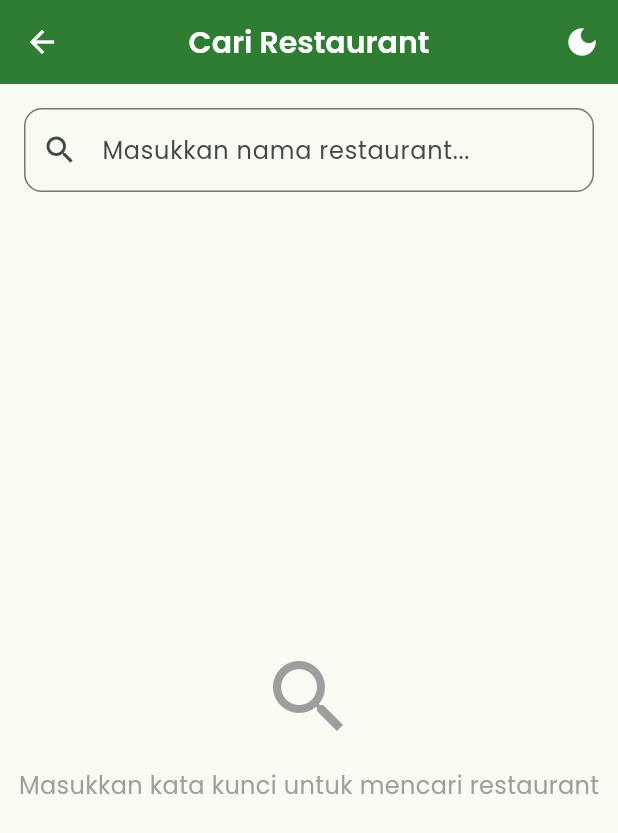
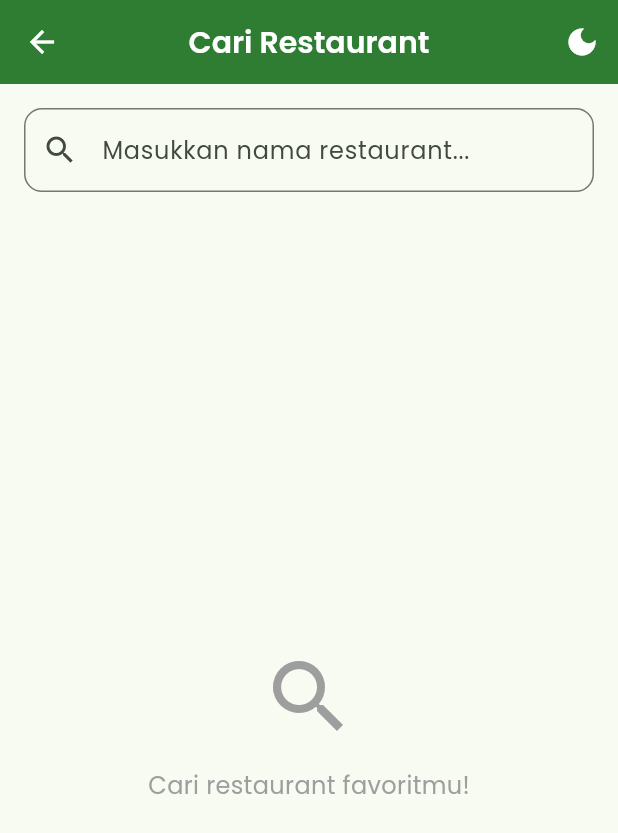
Before and after one commit to Drmobkey/restaurant-app, a Flutter app: the screen it shows after launch, after a tap on the "search" icon, on a phone screen of 412 x 824 dp. Shown: the top 833 px of the screen. Run offline on Flutter 3.47's test engine with Material 3 defaults, Android fonts, the phone set to English and light mode, and no system bars; our stand-ins replace cached_network_image, google_fonts; network calls fail.

Commit message:
perbaikan 1

```diff
--- a/lib/main.dart
+++ b/lib/main.dart
@@ -2,6 +2,8 @@ import 'package:flutter/material.dart';
 import 'package:provider/provider.dart';
 import 'providers/theme_provider.dart';
 import 'providers/restaurant_provider.dart';
+import 'providers/navigation_provider.dart';
+import 'providers/search_ui_provider.dart';
 import 'services/api_service.dart';
 import 'themes/app_theme.dart';
 import 'screens/restaurant_list_screen.dart';
@@ -16,9 +18,12 @@ class MyApp extends StatelessWidget {
 
   @override
   Widget build(BuildContext context) {
-    return MultiProvider(
+    return // Di bagian MultiProvider, tambahkan:
+    MultiProvider(
       providers: [
         ChangeNotifierProvider(create: (_) => ThemeProvider()),
+        ChangeNotifierProvider(create: (_) => NavigationProvider()),
+        ChangeNotifierProvider(create: (_) => SearchUIProvider()),
         ChangeNotifierProvider(
           create: (_) => RestaurantProvider(ApiService()),
         ),
@@ -41,46 +46,35 @@ class MyApp extends StatelessWidget {
   }
 }
 
-class MainScreen extends StatefulWidget {
+class MainScreen extends StatelessWidget {
   const MainScreen({super.key});
 
-  @override
-  State<MainScreen> createState() => _MainScreenState();
-}
-
-class _MainScreenState extends State<MainScreen> {
-  int _currentIndex = 0;
-
-  final List<Widget> _screens = [
-    const RestaurantListScreen(),
-    const SearchScreen(),
-  ];
+  final List<Widget> _screens = const [RestaurantListScreen(), SearchScreen()];
 
   @override
   Widget build(BuildContext context) {
+    return Consumer<NavigationProvider>(
+      builder: (context, navigationProvider, child) {
         return Scaffold(
           body: IndexedStack(
-        index: _currentIndex,
+            index: navigationProvider.currentIndex,
             children: _screens,
           ),
           bottomNavigationBar: BottomNavigationBar(
-        currentIndex: _currentIndex,
+            currentIndex: navigationProvider.currentIndex,
             onTap: (index) {
-          setState(() {
-            _currentIndex = index;
-          });
+              navigationProvider.setIndex(index);
             },
             items: const [
               BottomNavigationBarItem(
                 icon: Icon(Icons.restaurant),
                 label: 'Restaurant',
               ),
-          BottomNavigationBarItem(
-            icon: Icon(Icons.search),
-            label: 'Cari',
-          ),
+              BottomNavigationBarItem(icon: Icon(Icons.search), label: 'Cari'),
             ],
           ),
         );
+      },
+    );
   }
 }
--- a/lib/models/restaurant_detail.dart
+++ b/lib/models/restaurant_detail.dart
@@ -101,11 +101,7 @@ class CustomerReview {
   }
 
   Map<String, dynamic> toJson() {
-    return {
-      'name': name,
-      'review': review,
-      'date': date,
-    };
+    return {'name': name, 'review': review, 'date': date};
   }
 }
 
--- /dev/null
+++ b/lib/providers/navigation_provider.dart
@@ -0,0 +1,12 @@
+import 'package:flutter/material.dart';
+
+class NavigationProvider extends ChangeNotifier {
+  int _currentIndex = 0;
+
+  int get currentIndex => _currentIndex;
+
+  void setIndex(int index) {
+    _currentIndex = index;
+    notifyListeners();
+  }
+}
--- a/lib/providers/restaurant_provider.dart
+++ b/lib/providers/restaurant_provider.dart
@@ -32,12 +32,15 @@ class RestaurantProvider extends ChangeNotifier {
 
   // Fetch restaurant detail
   Future<void> fetchRestaurantDetail(String id) async {
-    print('Provider: Starting to fetch restaurant detail for ID: $id'); // Debug log
+    print(
+      'Provider: Starting to fetch restaurant detail for ID: $id',
+    ); // Debug log
     _restaurantDetailState = RestaurantDetailLoading();
     notifyListeners();
 
     try {
-      final restaurant = await _apiService.getRestaurantDetail(id)
+      final restaurant = await _apiService
+          .getRestaurantDetail(id)
           .timeout(const Duration(seconds: 15)); // Tambahkan timeout
       _restaurantDetailState = RestaurantDetailLoaded(restaurant);
       print('Provider: Successfully loaded restaurant detail'); // Debug log
@@ -97,18 +100,25 @@ abstract class RestaurantListState {
   }) {
     if (this is RestaurantListInitial) return initial();
     if (this is RestaurantListLoading) return loading();
-    if (this is RestaurantListLoaded) return success((this as RestaurantListLoaded).restaurants);
-    if (this is RestaurantListError) return error((this as RestaurantListError).message);
+    if (this is RestaurantListLoaded) {
+      return success((this as RestaurantListLoaded).restaurants);
+    }
+    if (this is RestaurantListError) {
+      return error((this as RestaurantListError).message);
+    }
     throw Exception('Unknown state');
   }
 }
 
 class RestaurantListInitial extends RestaurantListState {}
+
 class RestaurantListLoading extends RestaurantListState {}
+
 class RestaurantListLoaded extends RestaurantListState {
   final List<Restaurant> restaurants;
   RestaurantListLoaded(this.restaurants);
 }
+
 class RestaurantListError extends RestaurantListState {
   final String message;
   RestaurantListError(this.message);
@@ -124,18 +134,25 @@ abstract class RestaurantDetailState {
   }) {
     if (this is RestaurantDetailInitial) return initial();
     if (this is RestaurantDetailLoading) return loading();
-    if (this is RestaurantDetailLoaded) return success((this as RestaurantDetailLoaded).restaurant);
-    if (this is RestaurantDetailError) return error((this as RestaurantDetailError).message);
+    if (this is RestaurantDetailLoaded) {
+      return success((this as RestaurantDetailLoaded).restaurant);
+    }
+    if (this is RestaurantDetailError) {
+      return error((this as RestaurantDetailError).message);
+    }
     throw Exception('Unknown state');
   }
 }
 
 class RestaurantDetailInitial extends RestaurantDetailState {}
+
 class RestaurantDetailLoading extends RestaurantDetailState {}
+
 class RestaurantDetailLoaded extends RestaurantDetailState {
   final RestaurantDetail restaurant;
   RestaurantDetailLoaded(this.restaurant);
 }
+
 class RestaurantDetailError extends RestaurantDetailState {
   final String message;
   RestaurantDetailError(this.message);
@@ -151,19 +168,24 @@ abstract class SearchState {
   }) {
     if (this is SearchInitial) return initial();
     if (this is SearchLoading) return loading();
-    if (this is SearchLoaded) return success((this as SearchLoaded).restaurants);
+    if (this is SearchLoaded) {
+      return success((this as SearchLoaded).restaurants);
+    }
     if (this is SearchError) return error((this as SearchError).message);
     throw Exception('Unknown state');
   }
 }
 
 class SearchInitial extends SearchState {}
+
 class SearchLoading extends SearchState {}
+
 class SearchLoaded extends SearchState {
   final List<Restaurant> restaurants;
   final int founded;
   SearchLoaded(this.restaurants, this.founded);
 }
+
 class SearchError extends SearchState {
   final String message;
   SearchError(this.message);
--- /dev/null
+++ b/lib/providers/search_ui_provider.dart
@@ -0,0 +1,26 @@
+import 'package:flutter/material.dart';
+
+class SearchUIProvider extends ChangeNotifier {
+  String _currentQuery = '';
+  final TextEditingController _searchController = TextEditingController();
+
+  String get currentQuery => _currentQuery;
+  TextEditingController get searchController => _searchController;
+
+  void setQuery(String query) {
+    _currentQuery = query;
+    notifyListeners();
+  }
+
+  void clearSearch() {
+    _currentQuery = '';
+    _searchController.clear();
+    notifyListeners();
+  }
+
+  @override
+  void dispose() {
+    _searchController.dispose();
+    super.dispose();
+  }
+}
--- a/lib/screens/search_screen.dart
+++ b/lib/screens/search_screen.dart
@@ -1,50 +1,46 @@
 import 'package:flutter/material.dart';
 import 'package:provider/provider.dart';
+import '../providers/theme_provider.dart';
 import '../providers/restaurant_provider.dart';
-import '../providers/theme_provider.dart';
+import '../providers/search_ui_provider.dart';
 import '../widgets/restaurant_card.dart';
 import '../widgets/loading_widget.dart';
 import '../widgets/error_widget.dart';
 
-class SearchScreen extends StatefulWidget {
+class SearchScreen extends StatelessWidget {
   const SearchScreen({super.key});
 
-  @override
-  State<SearchScreen> createState() => _SearchScreenState();
-}
-
-class _SearchScreenState extends State<SearchScreen> {
-  final TextEditingController _searchController = TextEditingController();
-  String _currentQuery = '';
-
-  @override
-  void dispose() {
-    _searchController.dispose();
-    super.dispose();
-  }
-
-  void _performSearch(String query) {
+  void _performSearch(BuildContext context, String query) {
     if (query.trim().isEmpty) return;
 
-    setState(() {
-      _currentQuery = query;
-    });
+    final searchUIProvider = context.read<SearchUIProvider>();
+    searchUIProvider.setQuery(query);
 
     context.read<RestaurantProvider>().searchRestaurants(query);
   }
 
   @override
   Widget build(BuildContext context) {
-    final themeProvider = context.watch<ThemeProvider>();
-    final restaurantProvider = context.watch<RestaurantProvider>();
-
+    return ChangeNotifierProvider(
+      create: (_) => SearchUIProvider(),
+      child: Consumer3<ThemeProvider, RestaurantProvider, SearchUIProvider>(
+        builder:
+            (
+              context,
+              themeProvider,
+              restaurantProvider,
+              searchUIProvider,
+              child,
+            ) {
               return Scaffold(
                 appBar: AppBar(
                   title: const Text('Cari Restaurant'),
                   actions: [
                     IconButton(
                       icon: Icon(
-              themeProvider.isDarkMode ? Icons.light_mode : Icons.dark_mode,
+                        themeProvider.isDarkMode
+                            ? Icons.light_mode
+                            : Icons.dark_mode,
                       ),
                       onPressed: themeProvider.toggleTheme,
                     ),
@@ -56,18 +52,16 @@ class _SearchScreenState extends State<SearchScreen> {
                     Container(
                       padding: const EdgeInsets.all(16),
                       child: TextField(
-              controller: _searchController,
+                        controller: searchUIProvider.searchController,
                         decoration: InputDecoration(
                           hintText: 'Masukkan nama restaurant...',
                           prefixIcon: const Icon(Icons.search),
-                suffixIcon: _searchController.text.isNotEmpty
+                          suffixIcon:
+                              searchUIProvider.searchController.text.isNotEmpty
                               ? IconButton(
                                   icon: const Icon(Icons.clear),
                                   onPressed: () {
-                          _searchController.clear();
-                          setState(() {
-                            _currentQuery = '';
-                          });
+                                    searchUIProvider.clearSearch();
                                   },
                                 )
                               : null,
@@ -75,68 +69,51 @@ class _SearchScreenState extends State<SearchScreen> {
                             borderRadius: BorderRadius.circular(12),
                           ),
                         ),
-              onSubmitted: _performSearch,
+                        onSubmitted: (query) => _performSearch(context, query),
                         onChanged: (value) {
-                setState(() {});
+                          // Trigger rebuild untuk suffixIcon
+                          searchUIProvider.notifyListeners();
                         },
                       ),
                     ),
 
                     // Search Results
-          Expanded(
-            child: _buildSearchResults(restaurantProvider),
+                    Expanded(child: _buildSearchResults(restaurantProvider)),
+                  ],
                 ),
-        ],
+              );
+            },
       ),
     );
   }
 
   Widget _buildSearchResults(RestaurantProvider provider) {
-    if (_currentQuery.isEmpty) {
+    return provider.searchState.when(
+      initial: () => const Center(
+        child: Column(
+          mainAxisAlignment: MainAxisAlignment.center,
+          children: [
+            Icon(Icons.search, size: 64, color: Colors.grey),
+            SizedBox(height: 16),
+            Text(
+              'Cari restaurant favoritmu!',
+              style: TextStyle(fontSize: 16, color: Colors.grey),
+            ),
+          ],
+        ),
+      ),
+      loading: () => const LoadingWidget(),
+      success: (restaurants) {
+        if (restaurants.isEmpty) {
           return const Center(
             child: Column(
               mainAxisAlignment: MainAxisAlignment.center,
               children: [
-            Icon(
-              Icons.search,
-              size: 64,
-              color: Colors.grey,
-            ),
+                Icon(Icons.search_off, size: 64, color: Colors.grey),
                 SizedBox(height: 16),
                 Text(
-              'Masukkan kata kunci untuk mencari restaurant',
-              style: TextStyle(
-                fontSize: 16,
-                color: Colors.grey,
-              ),
-            ),
-          ],
-        ),
-      );
-    }
-
-    return provider.searchState.when(
-      initial: () => const SizedBox.shrink(),
-      loading: () => const LoadingWidget(),
-      success: (restaurants) {
-        if (restaurants.isEmpty) {
-          return Center(
-            child: Column(
-              mainAxisAlignment: MainAxisAlignment.center,
-              children: [
-                const Icon(
-                  Icons.search_off,
-                  size: 64,
-                  color: Colors.grey,
-                ),
-                const SizedBox(height: 16),
-                Text(
-                  'Tidak ada restaurant ditemukan untuk "$_currentQuery"',
-                  style: const TextStyle(
-                    fontSize: 16,
-                    color: Colors.grey,
-                  ),
-                  textAlign: TextAlign.center,
+                  'Restaurant tidak ditemukan',
+                  style: TextStyle(fontSize: 16),
                 ),
               ],
             ),
@@ -144,19 +121,18 @@ class _SearchScreenState extends State<SearchScreen> {
         }
 
         return ListView.builder(
-          padding: const EdgeInsets.symmetric(horizontal: 16),
+          padding: const EdgeInsets.all(16),
           itemCount: restaurants.length,
           itemBuilder: (context, index) {
-            return Padding(
-              padding: const EdgeInsets.only(bottom: 16),
-              child: RestaurantCard(restaurant: restaurants[index]),
-            );
+            return RestaurantCard(restaurant: restaurants[index]);
           },
         );
       },
       error: (message) => CustomErrorWidget(
         message: message,
-        onRetry: () => _performSearch(_currentQuery),
+        onRetry: () {
+          // Implementasi retry jika diperlukan
+        },
       ),
     );
   }
```
Also changed, not shown: lib/screens/restaurant_detail_screen.dart (+37 -38 lines), lib/screens/restaurant_list_screen.dart (+4 -10 lines), lib/services/api_service.dart (+87 -33 lines), lib/themes/app_theme.dart (+2 -6 lines), lib/widgets/error_widget.dart (+4 -8 lines), lib/widgets/restaurant_card.dart (+9 -20 lines), lib/models/restaurant.dart (line endings or trailing spaces), lib/providers/theme_provider.dart (line endings or trailing spaces), lib/widgets/loading_widget.dart (line endings or trailing spaces). Lines whose indentation alone changed are shown as unchanged.
